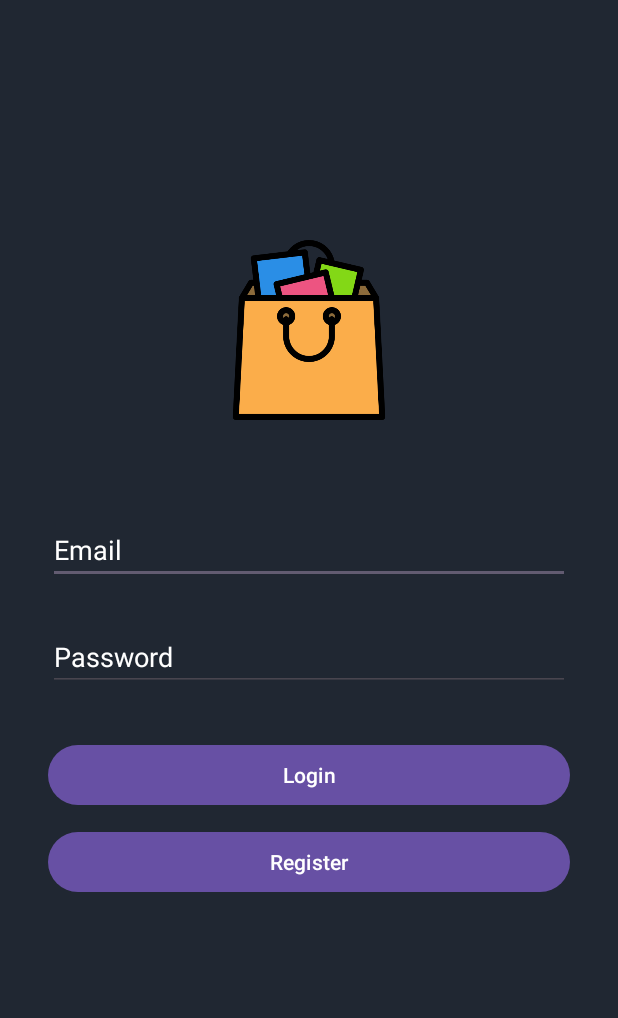
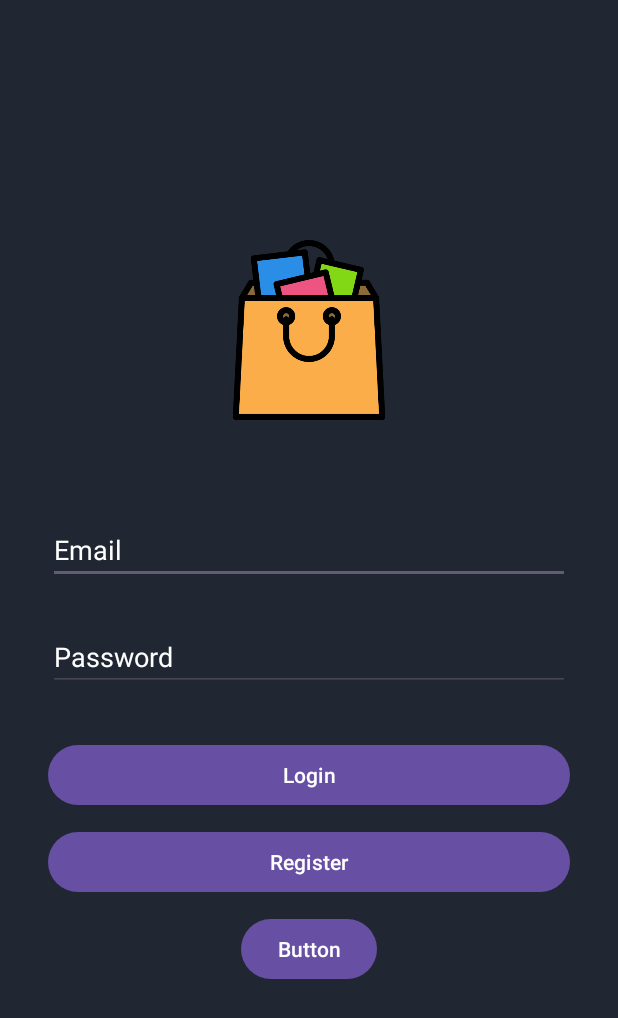
Before and after one commit to DubanChelo/Aplicacion_Tienda, an Android app: the screen it shows after launch (login), on a phone screen of 412 x 824 dp. Shown: the top 1018 px of the screen. Run offline under Robolectric (Android 15) with nearby library versions, the phone set to English and light mode, and no system bars.

```diff
--- a/app/src/main/res/layout/login.xml
+++ b/app/src/main/res/layout/login.xml
@@ -80,5 +80,17 @@
         app:layout_constraintHorizontal_bias="0.498"
         app:layout_constraintStart_toStartOf="parent"
         app:layout_constraintTop_toBottomOf="@+id/login" />
+
+    <Button
+        android:id="@+id/button"
+        android:layout_width="wrap_content"
+        android:layout_height="wrap_content"
+        android:layout_marginStart="32dp"
+        android:layout_marginTop="10dp"
+        android:layout_marginEnd="32dp"
+        android:text="Button"
+        app:layout_constraintEnd_toEndOf="parent"
+        app:layout_constraintStart_toStartOf="parent"
+        app:layout_constraintTop_toBottomOf="@+id/register" />
     <!-- Botón para redirigir el flujo a la pestaña de alRegister-->
 </androidx.constraintlayout.widget.ConstraintLayout>
```
